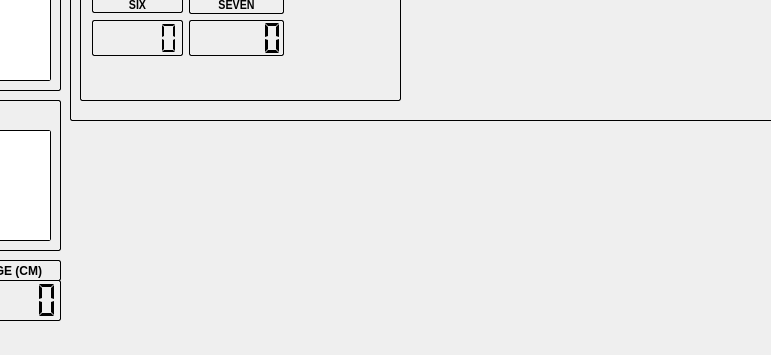
Above: mainwindow.ui from IvanLeiCas22/EspConfigBridgge before the change; both pictures show x 370 to 1141 and y 419 to 774 of the 1296 by 774 pixel window. Below: the same form after it.
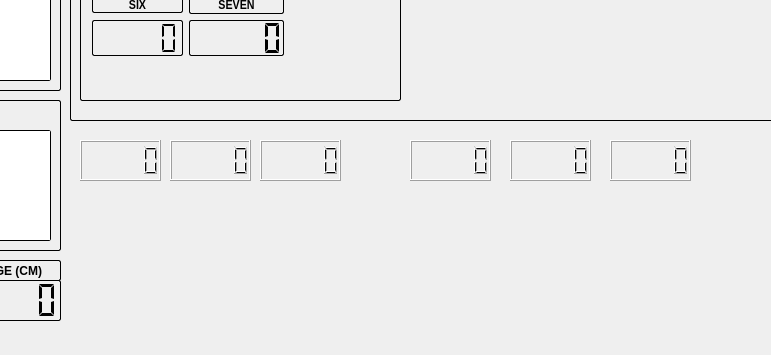
That is the form after the change. Icons and pictures are not drawn.

The edit to the form file:
```diff
--- a/mainwindow.ui
+++ b/mainwindow.ui
@@ -2230,6 +2230,66 @@
      <set>Qt::AlignCenter</set>
     </property>
    </widget>
+   <widget class="QLCDNumber" name="gyro_0">
+    <property name="geometry">
+     <rect>
+      <x>450</x>
+      <y>540</y>
+      <width>81</width>
+      <height>41</height>
+     </rect>
+    </property>
+   </widget>
+   <widget class="QLCDNumber" name="gyro_1">
+    <property name="geometry">
+     <rect>
+      <x>540</x>
+      <y>540</y>
+      <width>81</width>
+      <height>41</height>
+     </rect>
+    </property>
+   </widget>
+   <widget class="QLCDNumber" name="gyro_2">
+    <property name="geometry">
+     <rect>
+      <x>630</x>
+      <y>540</y>
+      <width>81</width>
+      <height>41</height>
+     </rect>
+    </property>
+   </widget>
+   <widget class="QLCDNumber" name="accel_0">
+    <property name="geometry">
+     <rect>
+      <x>780</x>
+      <y>540</y>
+      <width>81</width>
+      <height>41</height>
+     </rect>
+    </property>
+   </widget>
+   <widget class="QLCDNumber" name="accel_1">
+    <property name="geometry">
+     <rect>
+      <x>880</x>
+      <y>540</y>
+      <width>81</width>
+      <height>41</height>
+     </rect>
+    </property>
+   </widget>
+   <widget class="QLCDNumber" name="accel_2">
+    <property name="geometry">
+     <rect>
+      <x>980</x>
+      <y>540</y>
+      <width>81</width>
+      <height>41</height>
+     </rect>
+    </property>
+   </widget>
   </widget>
   <widget class="QMenuBar" name="menubar">
    <property name="geometry">
```
Left out of the diff: 2 changed lines with no effect on the pictures.
